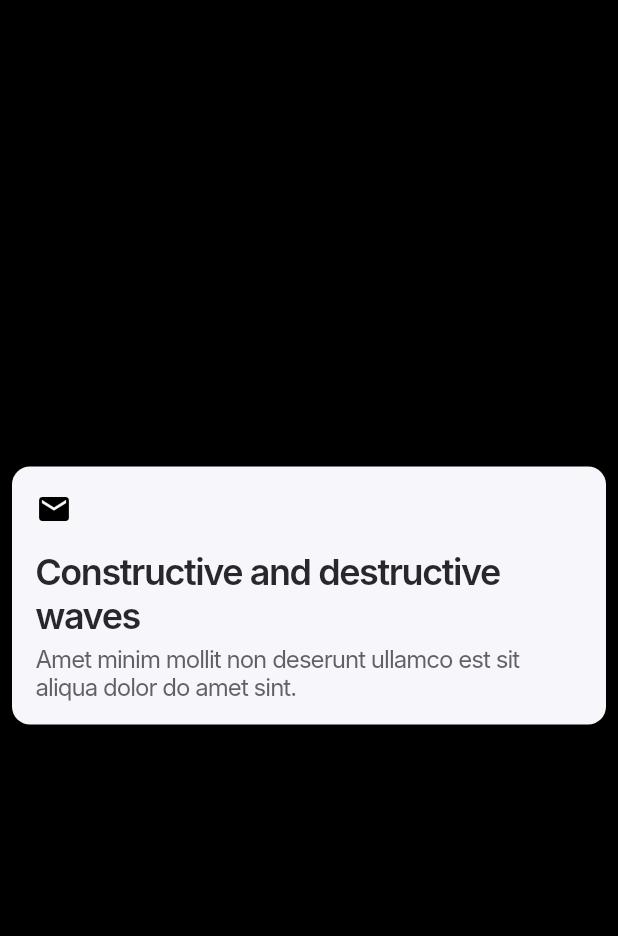
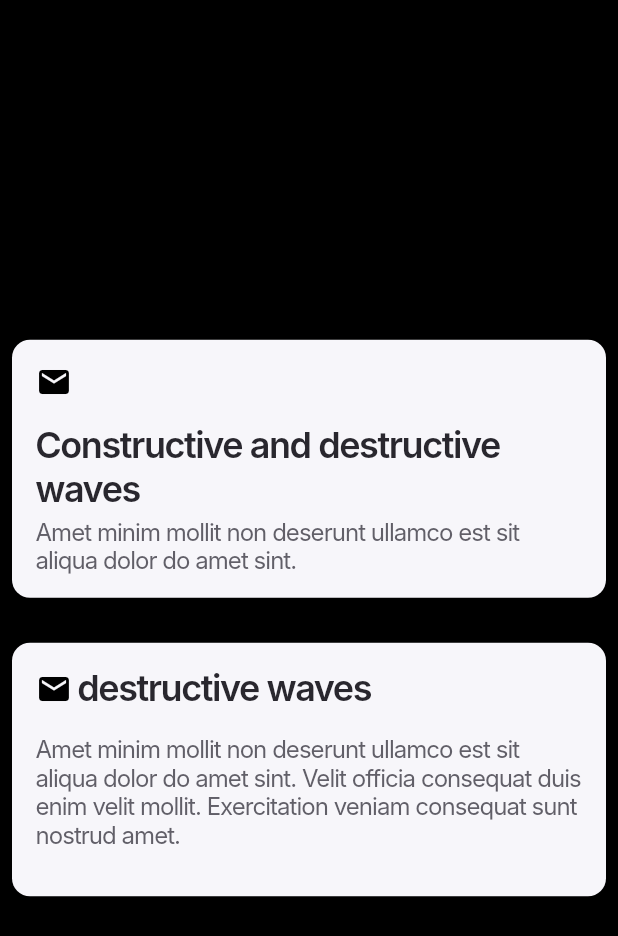
Before and after one commit to bernadinkele/flutter-ui-card-collections, a Flutter app: the screen it shows after launch, on a phone screen of 412 x 824 dp. Shown: the top 936 px of the screen. Run offline on Flutter 3.47's test engine with Material 3 defaults, Android fonts, the phone set to English and light mode, and no system bars; our stand-ins replace gap; Roboto replaces fonts that are missing (Inter).

Commit message:
add Card 12

```diff
--- /dev/null
+++ b/lib/Cards/card_12.dart
@@ -0,0 +1,51 @@
+import 'package:flutter/material.dart';
+import 'package:gap/gap.dart';
+class Card12 extends StatelessWidget {
+  const Card12({Key? key}) : super(key: key);
+
+  @override
+  Widget build(BuildContext context) {
+    return Container(
+      height: 169,
+      width: double.infinity,
+      padding: const EdgeInsets.all(16),
+      decoration: BoxDecoration(
+        borderRadius: BorderRadius.circular(12),
+        color:  const Color(0xFFF7F6FA),
+      ),
+      child: const Column(
+        children: [
+          Row(
+            children: [
+              Icon(Icons.email,color: Colors.black,size: 24,),
+              Gap(4),
+              Text(
+                'destructive waves',
+                style: TextStyle(
+                  color: Color(0xFF29272E),
+                  fontSize: 24,
+                  fontFamily: 'Inter',
+                  fontWeight: FontWeight.w600,
+                  height: 0,
+                  letterSpacing: -0.96,
+                ),
+              )
+            ],
+          ),
+          Gap(16),
+          Text(
+            'Amet minim mollit non deserunt ullamco est sit aliqua dolor do amet sint. Velit officia consequat duis enim velit mollit. Exercitation veniam consequat sunt nostrud amet.',
+            style: TextStyle(
+              color: Color(0xFF615F68),
+              fontSize: 16,
+              fontFamily: 'Inter',
+              fontWeight: FontWeight.w400,
+              height: 0,
+              letterSpacing: -0.64,
+            ),
+          )
+        ],
+      ),
+    );
+  }
+}
--- a/lib/Screens/view3.dart
+++ b/lib/Screens/view3.dart
@@ -1,5 +1,6 @@
 import 'package:flutter/material.dart';
 import 'package:flutter_ui_card_collections/Cards/card_11.dart';
+import 'package:flutter_ui_card_collections/Cards/card_12.dart';
 import 'package:gap/gap.dart';
 class View3 extends StatelessWidget {
    const View3({Key? key}) : super(key: key);
@@ -15,6 +16,7 @@ class View3 extends StatelessWidget {
            children: [
              Card11(),
              Gap(30),
+             Card12()
 
 
            ],
--- a/lib/main.dart
+++ b/lib/main.dart
@@ -1,8 +1,6 @@
 import 'package:flutter/material.dart';
-import 'package:flutter_ui_card_collections/Screens/screen.dart';
-import 'package:flutter_ui_card_collections/Screens/view2.dart';
 import 'package:flutter_ui_card_collections/Screens/view3.dart';
-import 'package:flutter_ui_card_collections/Views/view1.dart';
+
 
 void main() {
  runApp(const App());
```
Also changed, not shown: lib/Views/view1.dart (deleted, +0 -16 lines), lib/components/card1.dart (deleted, +0 -9 lines), screenshoots/3.png, 2 other files.
